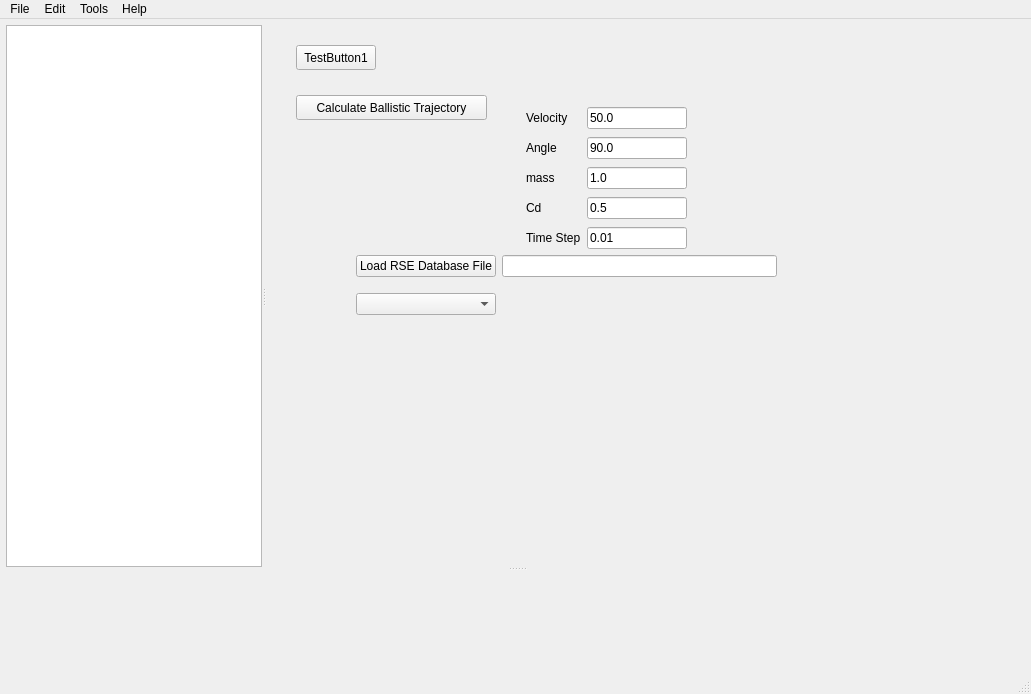
First picture: the form in gui/MainWindow.ui, repository qtrocket/qtrocket, before the edit.
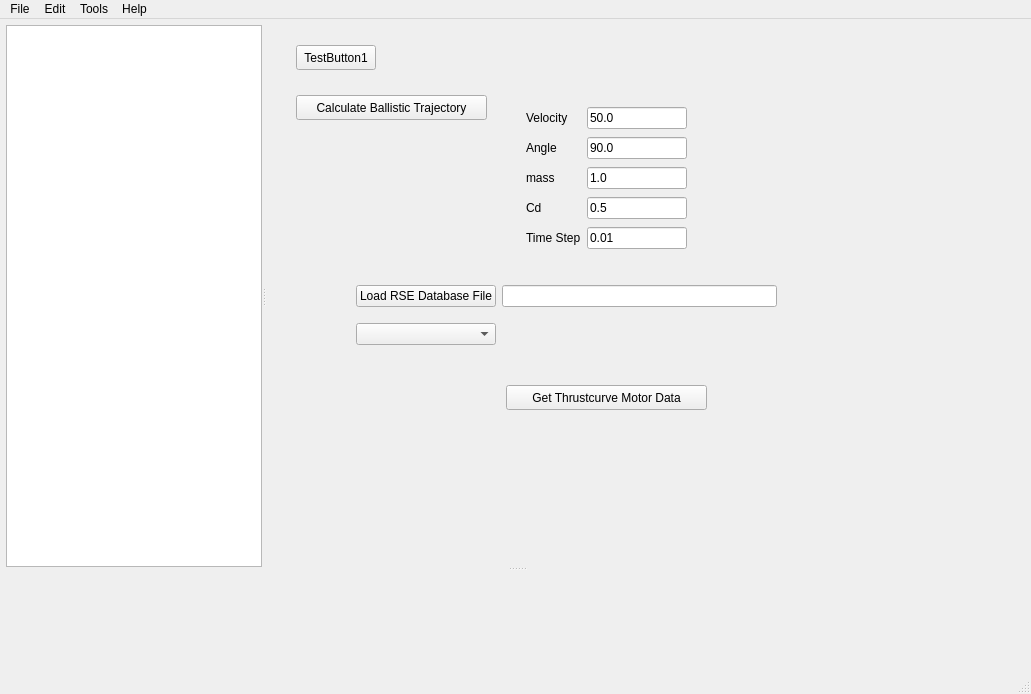
Second picture: the form after the edit. Icons and pictures are not drawn. Custom widgets are drawn as their Qt base class.

Commit message: Initial Thrustcurve.org integration. Can get metadata and perform searches

Patch:
```diff
--- a/gui/MainWindow.ui
+++ b/gui/MainWindow.ui
@@ -188,7 +188,7 @@
        <property name="geometry">
         <rect>
          <x>90</x>
-         <y>220</y>
+         <y>250</y>
          <width>421</width>
          <height>80</height>
         </rect>
@@ -213,6 +213,19 @@
         </item>
        </layout>
       </widget>
+      <widget class="QPushButton" name="getTCMotorData">
+       <property name="geometry">
+        <rect>
+         <x>240</x>
+         <y>360</y>
+         <width>201</width>
+         <height>25</height>
+        </rect>
+       </property>
+       <property name="text">
+        <string>Get Thrustcurve Motor Data</string>
+       </property>
+      </widget>
      </widget>
     </widget>
     <widget class="QCustomPlot" name="plotWindow" native="true"/>
```
The commit also changes 10 other files.
